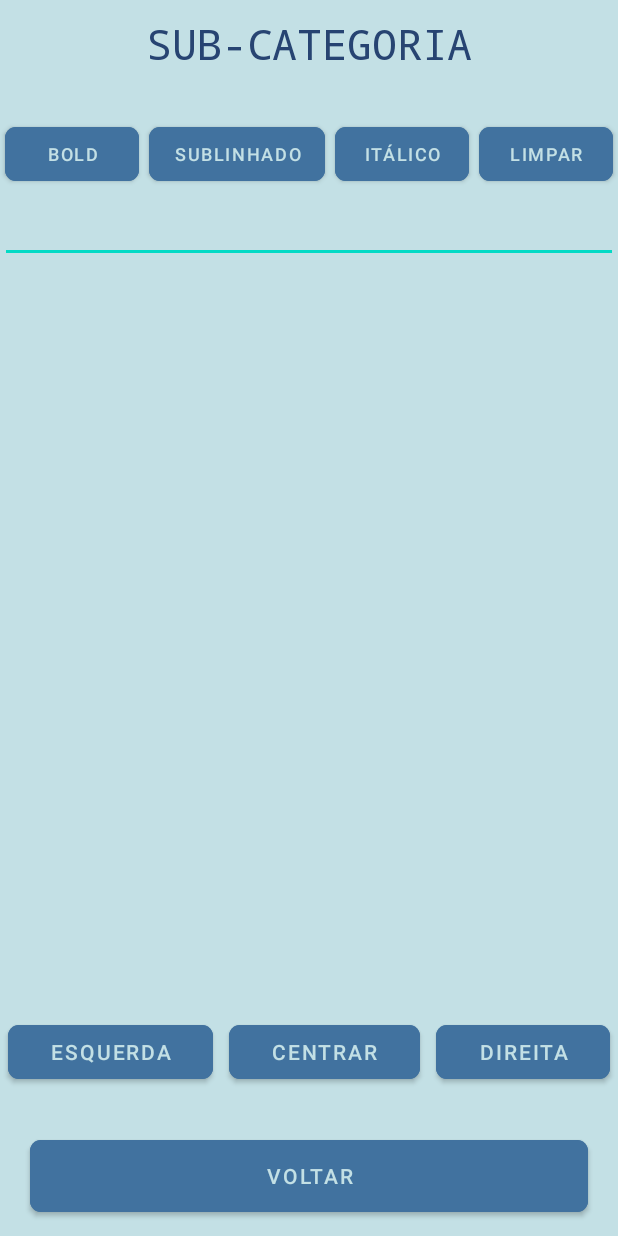
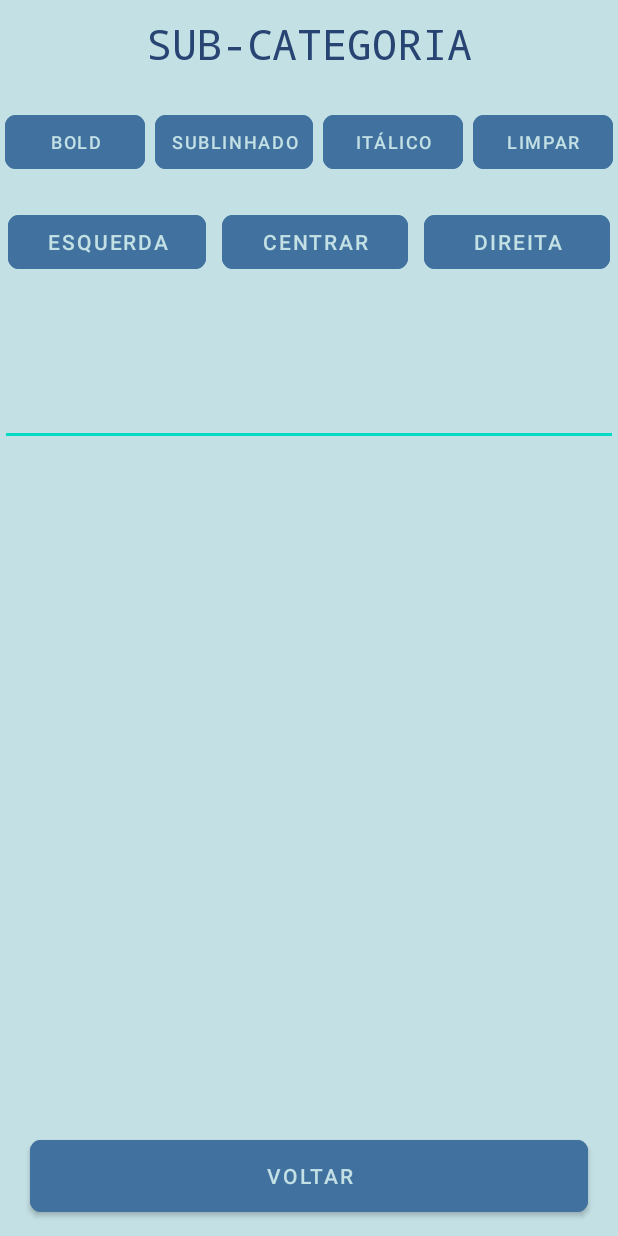
Before and after one commit to farsenfsd/ULang, an Android app: the layout activity_prof_criar_content.xml on its own in the app's theme, with its tools: preview values and no code run, on a phone screen of 412 x 824 dp. Run offline under Robolectric (Android 15) with nearby library versions, the phone set to English and light mode, and no system bars.

Commit message:
Finalização da Interface de criação

```diff
--- a/app/src/main/res/layout/activity_prof_criar_content.xml
+++ b/app/src/main/res/layout/activity_prof_criar_content.xml
@@ -8,78 +8,12 @@
     android:background="#c3e0e5"
     tools:context=".prof_criar_content">
 
-    <LinearLayout
-        android:id="@+id/buttonsformat"
-        android:layout_width="match_parent"
-        android:layout_height="wrap_content"
-        android:layout_centerHorizontal="true"
-        android:layout_above="@+id/scrollview"
-        android:orientation="horizontal"
-        android:weightSum="4">
-
-        <Button
-            android:id="@+id/buttonBold"
-            android:layout_width="wrap_content"
-            android:layout_height="wrap_content"
-            android:layout_margin="03dp"
-            android:layout_weight="1"
-            android:backgroundTint="#41729f"
-            android:onClick="TextBold"
-            android:text="Bold"
-            android:textColor="#c3e0e5"
-            android:textSize="12dp"
-            app:cornerRadius="7dp"
-            app:rippleColor="#33AAAAAA" />
-
-        <Button
-            android:id="@+id/buttonUnderline"
-            android:layout_width="wrap_content"
-            android:layout_height="wrap_content"
-            android:layout_margin="3dp"
-            android:layout_weight="1"
-            android:backgroundTint="#41729f"
-            android:onClick="TextUnderline"
-            android:text="Sublinhado"
-            android:textColor="#c3e0e5"
-            app:cornerRadius="7dp"
-            android:textSize="12dp"
-            app:rippleColor="#33AAAAAA" />
-
-        <Button
-            android:id="@+id/buttonItallics"
-            android:layout_width="wrap_content"
-            android:layout_height="wrap_content"
-            android:layout_margin="3dp"
-            android:layout_weight="1"
-            android:backgroundTint="#41729f"
-            android:onClick="TextItallic"
-            android:text="Itálico"
-            android:textColor="#c3e0e5"
-            app:cornerRadius="7dp"
-            android:textSize="12dp"
-            app:rippleColor="#33AAAAAA" />
-
-        <Button
-            android:id="@+id/buttonNoFormat"
-            android:layout_width="wrap_content"
-            android:layout_height="wrap_content"
-            android:layout_margin="3dp"
-            android:layout_weight="1"
-            android:backgroundTint="#41729f"
-            android:onClick="TextNoFormat"
-            android:text="Limpar"
-            android:textColor="#c3e0e5"
-            app:cornerRadius="7dp"
-            android:textSize="12dp"
-            app:rippleColor="#33AAAAAA" />
-    </LinearLayout>
-
     <TextView
         android:id="@+id/subcathegory"
         android:layout_width="match_parent"
         android:layout_height="50dp"
         android:layout_marginTop="10dp"
-        android:layout_marginBottom="70dp"
+        android:layout_marginBottom="7dp"
         android:fontFamily="monospace"
         android:text="SUB-CATEGORIA"
         android:textAlignment="center"
@@ -89,62 +23,14 @@
         app:layout_constraintHorizontal_bias="0.535"
         app:layout_constraintStart_toStartOf="parent" />
 
-    <LinearLayout
-        android:id="@+id/buttonsOrientation"
-        android:layout_width="match_parent"
-        android:layout_height="104dp"
-        android:layout_above="@+id/voltarLayout"
-        android:layout_below="@+id/scrollview"
-        android:layout_marginTop="-20dp"
-        android:orientation="horizontal"
-        android:weightSum="3">
-
-        <Button
-            android:id="@+id/buttonLeft"
-            android:layout_width="wrap_content"
-            android:layout_height="wrap_content"
-            android:layout_margin="5dp"
-            android:layout_weight="1"
-            android:backgroundTint="#41729f"
-            android:onClick="TextBold"
-            android:text="Esquerda"
-            android:textColor="#c3e0e5"
-            app:cornerRadius="7dp"
-            app:rippleColor="#33AAAAAA" />
-
-        <Button
-            android:id="@+id/buttonCenter"
-            android:layout_width="wrap_content"
-            android:layout_height="wrap_content"
-            android:layout_margin="5dp"
-            android:layout_weight="1"
-            android:backgroundTint="#41729f"
-            android:onClick="TextUnderline"
-            android:text="Centrar"
-            android:textColor="#c3e0e5"
-            app:cornerRadius="7dp"
-            app:rippleColor="#33AAAAAA" />
-
-        <Button
-            android:id="@+id/buttonRight"
-            android:layout_width="wrap_content"
-            android:layout_height="wrap_content"
-            android:layout_margin="5dp"
-            android:layout_weight="1"
-            android:backgroundTint="#41729f"
-            android:onClick="TextItallic"
-            android:text="Direita"
-            android:textColor="#c3e0e5"
-            app:cornerRadius="7dp"
-            app:rippleColor="#33AAAAAA" />
-
-    </LinearLayout>
-
     <ScrollView
         android:id="@+id/scrollview"
         android:layout_width="match_parent"
-        android:layout_height="562dp"
-        android:layout_below="@+id/subcathegory"
+        android:layout_height="507dp"
+        android:layout_below="@+id/editionButtons"
+        android:layout_alignParentBottom="true"
+        android:layout_marginTop="60dp"
+        android:layout_marginBottom="90dp"
         android:scrollbars="none">
 
         <EditText
@@ -173,10 +59,147 @@
             android:layout_marginRight="20dp"
             android:layout_marginBottom="10dp"
             android:backgroundTint="#41729f"
+            android:onClick="Guardar"
             android:text="Voltar"
             android:textColor="#c3e0e5"
             app:cornerRadius="7dp"
             app:rippleColor="#33AAAAAA" />
     </LinearLayout>
 
+    <LinearLayout
+        android:id="@+id/editionButtons"
+        android:layout_width="match_parent"
+        android:layout_height="wrap_content"
+        android:layout_below="@+id/subcathegory"
+        android:orientation="vertical">
+
+        <LinearLayout
+            android:id="@+id/buttonsformat"
+            android:layout_width="match_parent"
+            android:layout_height="wrap_content"
+            android:orientation="horizontal"
+            android:weightSum="4">
+
+            <Button
+                android:id="@+id/buttonBold"
+                style="?android:attr/buttonBarButtonStyle"
+                android:layout_width="wrap_content"
+                android:layout_height="wrap_content"
+                android:layout_margin="03dp"
+                android:layout_weight="1"
+                android:backgroundTint="#41729f"
+                android:onClick="TextBold"
+                android:text="Bold"
+                android:textColor="#c3e0e5"
+                android:textSize="12dp"
+                app:cornerRadius="7dp"
+                app:rippleColor="#33AAAAAA" />
+
+            <Button
+                android:id="@+id/buttonUnderline"
+                style="?android:attr/buttonBarButtonStyle"
+                android:layout_width="wrap_content"
+                android:layout_height="wrap_content"
+                android:layout_marginStart="3dp"
+                android:layout_marginTop="3dp"
+                android:layout_marginEnd="3dp"
+                android:layout_marginBottom="3dp"
+                android:layout_weight="1"
+                android:backgroundTint="#41729f"
+                android:onClick="TextUnderline"
+                android:text="Sublinhado"
+                android:textColor="#c3e0e5"
+                android:textSize="12dp"
+                app:cornerRadius="7dp"
+                app:rippleColor="#33AAAAAA" />
+
+            <Button
+                android:id="@+id/buttonItallics"
+                style="?android:attr/buttonBarButtonStyle"
+                android:layout_width="wrap_content"
+                android:layout_height="wrap_content"
+                android:layout_marginStart="3dp"
+                android:layout_marginTop="3dp"
+                android:layout_marginEnd="3dp"
+                android:layout_marginBottom="3dp"
+                android:layout_weight="1"
+                android:backgroundTint="#41729f"
+                android:onClick="TextItallic"
+                android:text="Itálico"
+                android:textColor="#c3e0e5"
+                android:textSize="12dp"
+                app:cornerRadius="7dp"
+                app:rippleColor="#33AAAAAA" />
+
+            <Button
+                android:id="@+id/buttonNoFormat"
+                style="?android:attr/buttonBarButtonStyle"
+                android:layout_width="wrap_content"
+                android:layout_height="wrap_content"
+                android:layout_margin="3dp"
+                android:layout_weight="1"
+                android:backgroundTint="#41729f"
+                android:onClick="TextNoFormat"
+                android:text="Limpar"
+                android:textColor="#c3e0e5"
+                android:textSize="12dp"
+                app:cornerRadius="7dp"
+                app:rippleColor="#33AAAAAA" />
+        </LinearLayout>
+
+        <LinearLayout
+            android:id="@+id/buttonsOrientation"
+            android:layout_width="match_parent"
+            android:layout_height="wrap_content"
+            android:layout_marginTop="10dp"
+            android:layout_marginBottom="1dp"
+            android:orientation="horizontal"
+            android:weightSum="3">
+
+            <Button
+                android:id="@+id/buttonLeft"
+                style="?android:attr/buttonBarButtonStyle"
+                android:layout_width="wrap_content"
+                android:layout_height="wrap_content"
+                android:layout_margin="5dp"
+                android:layout_weight="1"
+                android:backgroundTint="#41729f"
+                android:onClick="AlignLeft"
+                android:text="Esquerda"
+                android:textColor="#c3e0e5"
+                app:cornerRadius="7dp"
+                app:rippleColor="#33AAAAAA" />
+
+            <Button
+                android:id="@+id/buttonCenter"
+                style="?android:attr/buttonBarButtonStyle"
+                android:layout_width="wrap_content"
+                android:layout_height="wrap_content"
+                android:layout_margin="5dp"
+                android:layout_weight="1"
+                android:backgroundTint="#41729f"
+                android:onClick="AlignCenter"
+                android:text="Centrar"
+                android:textColor="#c3e0e5"
+                app:cornerRadius="7dp"
+                app:rippleColor="#33AAAAAA" />
+
+            <Button
+                android:id="@+id/buttonRight"
+                style="?android:attr/buttonBarButtonStyle"
+                android:layout_width="wrap_content"
+                android:layout_height="wrap_content"
+                android:layout_margin="5dp"
+                android:layout_weight="1"
+                android:backgroundTint="#41729f"
+                android:onClick="AlignRight"
+                android:text="Direita"
+                android:textColor="#c3e0e5"
+                app:cornerRadius="7dp"
+                app:rippleColor="#33AAAAAA" />
+
+        </LinearLayout>
+
+    </LinearLayout>
+
 </RelativeLayout>
```
Also changed, not shown: app/src/main/java/com/example/projectoubi_41400/Pacote.java (+24 -0 lines), app/src/main/java/com/example/projectoubi_41400/prof_criar_content.java (+114 -0 lines), app/src/main/java/com/example/projectoubi_41400/prof_criar_subcat.java (+26 -5 lines).
